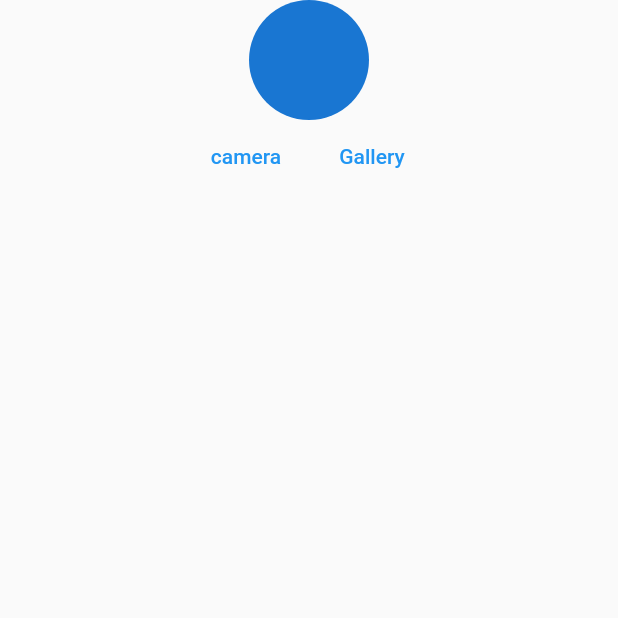
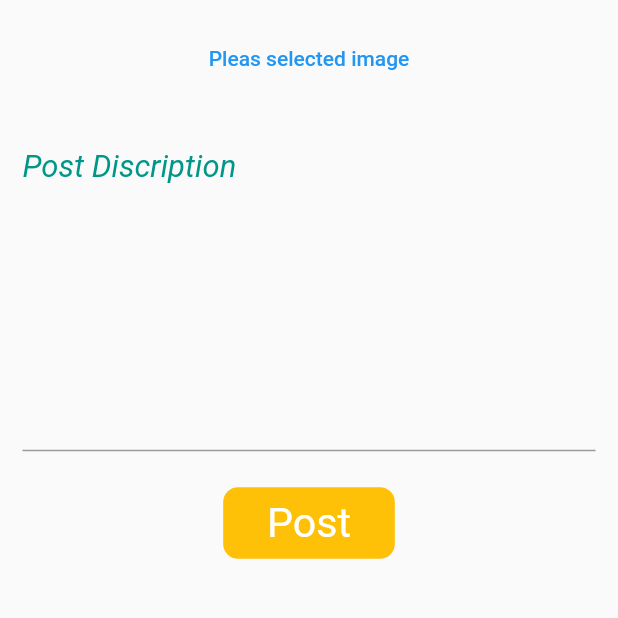
Before and after one commit to srmanry/BlogApp, a Flutter app: the Homescreen screen opened directly, after a tap on the "add" icon, on a phone screen of 412 x 824 dp, the top half of it. Run offline on Flutter 3.47's test engine with Material 2 defaults, Android fonts, the light colour scheme and no system bars; our stand-ins replace device_preview, dio, flutter_screenutil, get, get_storage, image_picker; missing offline and left inert: dart:html; accounts and stored records are empty; network calls fail.

Commit message:
post api

```diff
--- /dev/null
+++ b/lib/api_service/repostitory/post_ripo.dart
@@ -0,0 +1,30 @@
+import 'dart:io';
+
+import 'package:blockbd/api_service/url.dart';
+import 'package:get/get.dart';
+import 'package:image_picker/image_picker.dart';
+
+class PostRipo extends GetConnect {
+  //String url = "https://suman.thakbe.xyz/api/posts";
+  Future<Response?> postData(
+      {required XFile? image, required String text}) async {
+    try {
+      if (image == null) {
+        return null;
+      }
+      var headers = {
+        'Authorization': 'Bearer 113|n8cXqS8EnOklywgULPFH2Nz3u5SAGuUftNQ1D6a9'
+      };
+      var body = FormData({
+        "body": text,
+        "image": MultipartFile(File(image.path),
+            filename: image.path.split("/").last)
+      });
+
+      final res = await post(getallpost, body, headers: headers);
+      return res;
+    } on Exception catch (error) {
+      print("post data  error  =========>$error");
+    }
+  }
+}
--- a/lib/homepage.dart
+++ b/lib/homepage.dart
@@ -29,12 +29,12 @@ class Homescreen extends StatelessWidget {
           ),
         ],
       ),
-      // body: currerntIndex == 0 ? Postscreen() : const Profilescreen(),
-      body: currerntIndex == 0 ? Createpost() : const Profilescreen(),
+      body: currerntIndex == 0 ? Postscreen() : const Profilescreen(),
+      // body: currerntIndex == 0 ? Createpost() : const Profilescreen(),
       floatingActionButton: FloatingActionButton(
         onPressed: () {
-          // Get.to(Postscreen());
-          Get.to(Createpost());
+          Get.to(Postscreen());
+          // Get.to(Createpost());
         },
         child: const Icon(Icons.add),
       ),
--- a/lib/main.dart
+++ b/lib/main.dart
@@ -33,8 +33,8 @@ class MyApp extends StatelessWidget {
           title: 'First Method',
           // You can use the library anywhere in the app even in theme
 
-          //  home: Loginscreen(),
-          home: Homescreen(),
+          home: Loginscreen(),
+          //  home: Homescreen(),
         );
       },
     );
--- a/lib/screen/post/create_post.dart
+++ b/lib/screen/post/create_post.dart
@@ -1,44 +1,44 @@
-import 'dart:io';
+// import 'dart:io';
 
-import 'package:blockbd/controller/post_controller.dart';
-import 'package:flutter/material.dart';
-import 'package:get/get.dart';
-import 'package:image_picker/image_picker.dart';
+// import 'package:blockbd/controller/post_controller.dart';
+// import 'package:flutter/material.dart';
+// import 'package:get/get.dart';
+// import 'package:image_picker/image_picker.dart';
 
-class Createpost extends StatelessWidget {
-  Createpost({super.key});
-  PostController controller = Get.put(PostController());
-  @override
-  Widget build(BuildContext context) {
-    return Scaffold(
-      body: Obx(() => Column(
-            children: [
-              CircleAvatar(
-                radius: 40,
-                backgroundImage: controller.imagePahth.isNotEmpty
-                    ? FileImage(File(controller.imagePahth.toString()))
-                    : null,
-              ),
-              Row(
-                mainAxisAlignment: MainAxisAlignment.center,
-                children: [
-                  TextButton(
-                      onPressed: () {
-                        controller.getImage(ImageSource.camera);
-                      },
-                      child: Text("camera")),
-                  const SizedBox(
-                    width: 20,
-                  ),
-                  TextButton(
-                      onPressed: () {
-                        controller.getImage(ImageSource.gallery);
-                      },
-                      child: Text("Gallery")),
-                ],
-              ),
-            ],
-          )),
-    );
-  }
-}
+// class Createpost extends StatelessWidget {
+//   Createpost({super.key});
+//   PostController controller = Get.put(PostController());
+//   @override
+//   Widget build(BuildContext context) {
+//     return Scaffold(
+//       body: Obx(() => Column(
+//             children: [
+//               CircleAvatar(
+//                 radius: 40,
+//                 backgroundImage: controller.imagePahth.isNotEmpty
+//                     ? FileImage(File(controller.imagePahth.toString()))
+//                     : null,
+//               ),
+//               Row(
+//                 mainAxisAlignment: MainAxisAlignment.center,
+//                 children: [
+//                   TextButton(
+//                       onPressed: () {
+//                         controller.getImage(ImageSource.camera);
+//                       },
+//                       child: Text("camera")),
+//                   const SizedBox(
+//                     width: 20,
+//                   ),
+//                   TextButton(
+//                       onPressed: () {
+//                         controller.getImage(ImageSource.gallery);
+//                       },
+//                       child: Text("Gallery")),
+//                 ],
+//               ),
+//             ],
+//           )),
+//     );
+//   }
+// }
--- a/lib/screen/post/post_screen.dart
+++ b/lib/screen/post/post_screen.dart
@@ -1,98 +1,99 @@
-// import 'dart:io';
+import 'dart:io';
 
-// import 'package:flutter/material.dart';
-// import 'package:flutter_screenutil/flutter_screenutil.dart';
-// import 'package:get/get.dart';
+import 'package:flutter/material.dart';
+import 'package:flutter_screenutil/flutter_screenutil.dart';
+import 'package:get/get.dart';
 
-// import '../../controller/post_controller.dart';
+import '../../controller/post_controller.dart';
 
-// class Postscreen extends StatelessWidget {
-//   PostController postController = Get.put(PostController());
+class Postscreen extends StatelessWidget {
+  PostController postController = Get.put(PostController());
 
-//   @override
-//   Widget build(BuildContext context) {
-//     return SafeArea(
-//       child: Scaffold(
-//         body: Padding(
-//           padding: const EdgeInsets.all(15.0),
-//           child: SingleChildScrollView(
-//             scrollDirection: Axis.vertical,
-//             child: Column(
-//               children: [
-//                 SizedBox(
-//                   height: 0.h,
-//                 ),
-//                 Obx(() {
-//                   final selectedImage = postController.selectedImage.value;
-//                   return selectedImage != null
-//                       ? SizedBox(
-//                           height: 200.h,
-//                           width: double.infinity,
-//                           child: ClipRRect(
-//                             borderRadius: BorderRadius.circular(5),
-//                             //clipBehavior: Clip.none,
-//                             child: Image.file(
-//                               File(selectedImage.path),
-//                               fit: BoxFit.cover,
-//                             ),
-//                           ),
-//                         )
-//                       : Center(
-//                           child: TextButton(
-//                               onPressed: postController.pickImage,
-//                               child: const Text(" Pleas selected image ")));
-//                 }),
-//                 SizedBox(
-//                   height: 20.h,
-//                 ),
-//                 TextField(
-//                   maxLines: 10,
-//                   decoration: InputDecoration(
-//                       hintText: "Post Discription",
-//                       hintStyle: TextStyle(
-//                         fontStyle: FontStyle.italic,
-//                         fontSize: 18.sp,
-//                         color: Colors.teal,
-//                       )),
-//                   controller: postController.postbody,
-//                 ),
-//                 SizedBox(
-//                   height: 20.h,
-//                 ),
-//                 InkWell(
-//                   onTap: () {
-//                     print("Create Post");
-//                     Get.snackbar('Create the post ', "Sucess ");
-//                   },
-//                   child: Container(
-//                     height: 40.h,
-//                     width: 100.w,
-//                     decoration: BoxDecoration(
-//                       borderRadius: BorderRadius.circular(10),
-//                       color: Colors.amber,
-//                     ),
-//                     child: Center(
-//                       child: Padding(
-//                         padding: const EdgeInsets.all(8.0),
-//                         child: Text(
-//                           "Post",
-//                           style: TextStyle(
-//                             fontSize: 24.sp,
-//                             color: Colors.white,
-//                           ),
-//                         ),
-//                       ),
-//                     ),
-//                   ),
-//                 )
-//               ],
-//             ),
-//           ),
-//         ),
-//       ),
-//     );
-//   }
-// }
+  @override
+  Widget build(BuildContext context) {
+    return SafeArea(
+      child: Scaffold(
+        body: Padding(
+          padding: const EdgeInsets.all(15.0),
+          child: SingleChildScrollView(
+            scrollDirection: Axis.vertical,
+            child: Column(
+              children: [
+                SizedBox(
+                  height: 0.h,
+                ),
+                Obx(() {
+                  final selectedImage = postController.selectedImage.value;
+                  return selectedImage != null
+                      ? SizedBox(
+                          height: 200.h,
+                          width: double.infinity,
+                          child: ClipRRect(
+                            borderRadius: BorderRadius.circular(5),
+                            //clipBehavior: Clip.none,
+                            child: Image.file(
+                              File(selectedImage.path),
+                              fit: BoxFit.cover,
+                            ),
+                          ),
+                        )
+                      : Center(
+                          child: TextButton(
+                              onPressed: postController.pickImage,
+                              child: const Text(" Pleas selected image ")));
+                }),
+                SizedBox(
+                  height: 20.h,
+                ),
+                TextField(
+                  maxLines: 10,
+                  decoration: InputDecoration(
+                      hintText: "Post Discription",
+                      hintStyle: TextStyle(
+                        fontStyle: FontStyle.italic,
+                        fontSize: 18.sp,
+                        color: Colors.teal,
+                      )),
+                  controller: postController.postbody,
+                ),
+                SizedBox(
+                  height: 20.h,
+                ),
+                InkWell(
+                  onTap: () {
+                    postController.uplodeFile();
+                    print("Create Post");
+                    Get.snackbar('Create the post ', "Sucess ");
+                  },
+                  child: Container(
+                    height: 40.h,
+                    width: 100.w,
+                    decoration: BoxDecoration(
+                      borderRadius: BorderRadius.circular(10),
+                      color: Colors.amber,
+                    ),
+                    child: Center(
+                      child: Padding(
+                        padding: const EdgeInsets.all(8.0),
+                        child: Text(
+                          "Post",
+                          style: TextStyle(
+                            fontSize: 24.sp,
+                            color: Colors.white,
+                          ),
+                        ),
+                      ),
+                    ),
+                  ),
+                )
+              ],
+            ),
+          ),
+        ),
+      ),
+    );
+  }
+}
 
 
 
@@ -110,75 +111,75 @@
 
 
 
-// // import 'package:blockbd/controller/post_controller.dart';
-// // import 'package:flutter/material.dart';
-// // import 'package:flutter_screenutil/flutter_screenutil.dart';
-// // import 'package:get/get.dart';
+// import 'package:blockbd/controller/post_controller.dart';
+// import 'package:flutter/material.dart';
+// import 'package:flutter_screenutil/flutter_screenutil.dart';
+// import 'package:get/get.dart';
 
-// // class PostScreen extends StatelessWidget {
-// //   Postcontroller controller = Get.put(Postcontroller());
-// //   @override
-// //   Widget build(BuildContext context) {
-// //     //    File? imageFile; // File
-// //     // final _picker = ImagePicker();
-// //     // Future getImage() async {
-// //     //   final pickedFile = await _picker.getImage(source: ImageSource.gallery);
-// //     //   if(){}
-// //     // }
+// class PostScreen extends StatelessWidget {
+//   Postcontroller controller = Get.put(Postcontroller());
+//   @override
+//   Widget build(BuildContext context) {
+//     //    File? imageFile; // File
+//     // final _picker = ImagePicker();
+//     // Future getImage() async {
+//     //   final pickedFile = await _picker.getImage(source: ImageSource.gallery);
+//     //   if(){}
+//     // }
 
-// //     return Scaffold(
-// //       appBar: AppBar(
-// //         title: Text("Create a post"),
-// //       ),
-// //       body: Padding(
-// //         padding: const EdgeInsets.all(10.0),
-// //         child: ListView(
-// //           children: [
-// //             // CircleAvatar(
-// //             //   backgroundColor: controller.imagePath.isNotEmpty?
+//     return Scaffold(
+//       appBar: AppBar(
+//         title: Text("Create a post"),
+//       ),
+//       body: Padding(
+//         padding: const EdgeInsets.all(10.0),
+//         child: ListView(
+//           children: [
+//             // CircleAvatar(
+//             //   backgroundColor: controller.imagePath.isNotEmpty?
 
-// //             // ),
-// //             Obx(
-// //               () => Container(
-// //                   height: 200.h,
-// //                   width: double.infinity,
-// //                   decoration: BoxDecoration(
-// //                     border: Border.all(width: 1.h, color: Colors.black),
-// //                     borderRadius: BorderRadius.circular(10.r),
+//             // ),
+//             Obx(
+//               () => Container(
+//                   height: 200.h,
+//                   width: double.infinity,
+//                   decoration: BoxDecoration(
+//                     border: Border.all(width: 1.h, color: Colors.black),
+//                     borderRadius: BorderRadius.circular(10.r),
 
-// //                     // FileImage(File(controller, imagePath))
-// //                   ),
-// //                   // image: imagePath == null? null: DecorationImage(image:
-// //                   // Image(image: FileImage(_imageFile ?? File(FileList, fileName)))
-// // //image:  controller.Image.value.path==""?const Icon(Icons.person):Image.file(controller.Image.value);
-// //                   child: controller.Image.value.path == ""
-// //                       ? const Icon(Icons.person)
-// //                       : Image.file(controller.Image.value)),
-// //             ),
-// //             SizedBox(
-// //               height: 5.h,
-// //             ),
-// //             IconButton(
-// //               onPressed: () {
-// //                 controller.imagePicker();
-// //               },
-// //               icon: Icon(
-// //                 Icons.image,
-// //                 size: 50.h,
-// //                 weight: 60.w,
-// //               ),
-// //             ),
-// //             TextField(
-// //               maxLines: 6,
-// //               decoration: InputDecoration(hintText: "Post Body"),
-// //             ),
-// //             SizedBox(
-// //               height: 20.h,
-// //             ),
-// //             ElevatedButton(onPressed: () {}, child: Text("Post")),
-// //           ],
-// //         ),
-// //       ),
-// //     );
-// //   }
-// // }
+//                     // FileImage(File(controller, imagePath))
+//                   ),
+//                   // image: imagePath == null? null: DecorationImage(image:
+//                   // Image(image: FileImage(_imageFile ?? File(FileList, fileName)))
+// //image:  controller.Image.value.path==""?const Icon(Icons.person):Image.file(controller.Image.value);
+//                   child: controller.Image.value.path == ""
+//                       ? const Icon(Icons.person)
+//                       : Image.file(controller.Image.value)),
+//             ),
+//             SizedBox(
+//               height: 5.h,
+//             ),
+//             IconButton(
+//               onPressed: () {
+//                 controller.imagePicker();
+//               },
+//               icon: Icon(
+//                 Icons.image,
+//                 size: 50.h,
+//                 weight: 60.w,
+//               ),
+//             ),
+//             TextField(
+//               maxLines: 6,
+//               decoration: InputDecoration(hintText: "Post Body"),
+//             ),
+//             SizedBox(
+//               height: 20.h,
+//             ),
+//             ElevatedButton(onPressed: () {}, child: Text("Post")),
+//           ],
+//         ),
+//       ),
+//     );
+//   }
+// }
```
Also changed, not shown: lib/controller/post_controller.dart (+32 -18 lines).
